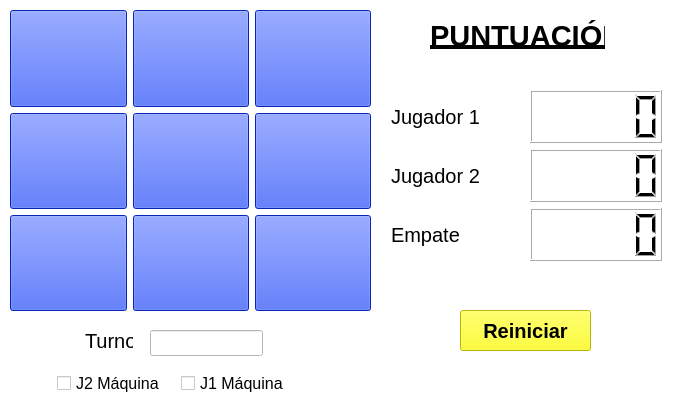
Before: the Qt Designer form 3enraya/3enraya.ui in CarlosUrda/Curso-Python-Devcode.la, drawn with Qt 5.
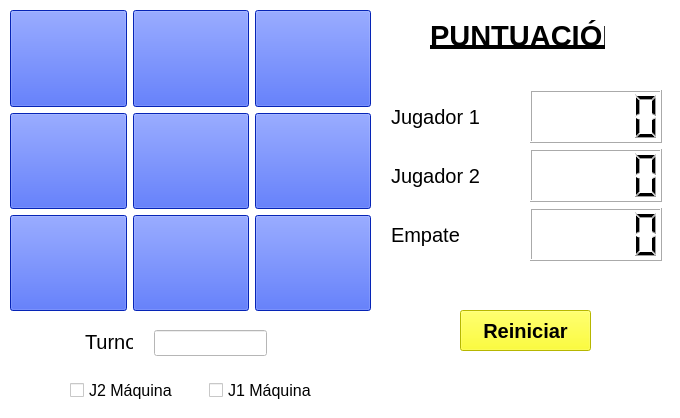
After: the same form once the commit is applied.

Commit message: Finalización de la implementación del 3 en Raya: Colores; juego contra la máquina y mensajes; solución de pequeños errores

Patch:
```diff
--- a/3enraya/3enraya.ui
+++ b/3enraya/3enraya.ui
@@ -372,9 +372,9 @@
   <widget class="QWidget" name="layoutWidget">
    <property name="geometry">
     <rect>
-     <x>57</x>
-     <y>363</y>
-     <width>241</width>
+     <x>70</x>
+     <y>370</y>
+     <width>271</width>
      <height>41</height>
     </rect>
    </property>
@@ -412,7 +412,7 @@
    <property name="geometry">
     <rect>
      <x>85</x>
-     <y>330</y>
+     <y>331</y>
      <width>48</width>
      <height>21</height>
     </rect>
@@ -495,7 +495,7 @@
   <widget class="QLineEdit" name="leTurno">
    <property name="geometry">
     <rect>
-     <x>150</x>
+     <x>154</x>
      <y>330</y>
      <width>113</width>
      <height>26</height>
```
Left out of the diff: 21 changed lines with no effect on the pictures. The commit also changes 1 other file.
